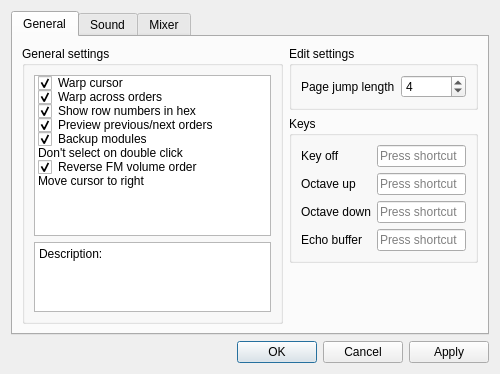
First picture: the form in BambooTracker/gui/configuration_dialog.ui, repository BambooTracker/BambooTracker, before the edit.
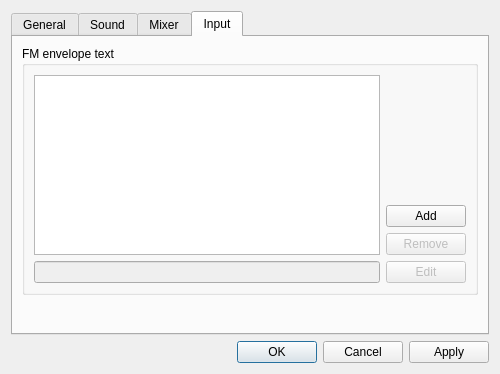
Second picture: the form after the edit. The open tabs and pages were chosen to show the change. Custom widgets are drawn as their Qt base class.

Commit message: Add FM envelope paste from plain text like MML

Patch:
```diff
--- a/BambooTracker/gui/configuration_dialog.ui
+++ b/BambooTracker/gui/configuration_dialog.ui
@@ -367,6 +367,85 @@
        </item>
       </layout>
      </widget>
+     <widget class="QWidget" name="inputTab">
+      <attribute name="title">
+       <string>Input</string>
+      </attribute>
+      <layout class="QGridLayout" name="gridLayout_12">
+       <item row="0" column="0">
+        <widget class="QGroupBox" name="fmEnvelopeTextGoupBox">
+         <property name="title">
+          <string>FM envelope text</string>
+         </property>
+         <layout class="QGridLayout" name="gridLayout_13">
+          <item row="2" column="1">
+           <widget class="QPushButton" name="addEnvelopeSetPushButton">
+            <property name="text">
+             <string>Add</string>
+            </property>
+           </widget>
+          </item>
+          <item row="4" column="1">
+           <widget class="QPushButton" name="editEnvelopeSetPushButton">
+            <property name="enabled">
+             <bool>false</bool>
+            </property>
+            <property name="text">
+             <string>Edit</string>
+            </property>
+           </widget>
+          </item>
+          <item row="0" column="0" rowspan="4">
+           <widget class="QListWidget" name="envelopeTypeListWidget"/>
+          </item>
+          <item row="3" column="1">
+           <widget class="QPushButton" name="removeEnvelopeSetpushButton">
+            <property name="enabled">
+             <bool>false</bool>
+            </property>
+            <property name="text">
+             <string>Remove</string>
+            </property>
+           </widget>
+          </item>
+          <item row="0" column="1">
+           <spacer name="verticalSpacer_3">
+            <property name="orientation">
+             <enum>Qt::Vertical</enum>
+            </property>
+            <property name="sizeHint" stdset="0">
+             <size>
+              <width>20</width>
+              <height>40</height>
+             </size>
+            </property>
+           </spacer>
+          </item>
+          <item row="4" column="0">
+           <widget class="QLineEdit" name="envelopeSetNameLineEdit">
+            <property name="enabled">
+             <bool>false</bool>
+            </property>
+           </widget>
+          </item>
+         </layout>
+        </widget>
+       </item>
+       <item row="1" column="0">
+        <spacer name="verticalSpacer_4">
+         <property name="orientation">
+          <enum>Qt::Vertical</enum>
+         </property>
+         <property name="sizeHint" stdset="0">
+          <size>
+           <width>20</width>
+           <height>40</height>
+          </size>
+         </property>
+        </spacer>
+       </item>
+      </layout>
+     </widget>
     </widget>
    </item>
   </layout>
```
Left out of the diff: 6 changed lines with no effect on the pictures. The commit also changes 19 other files.
